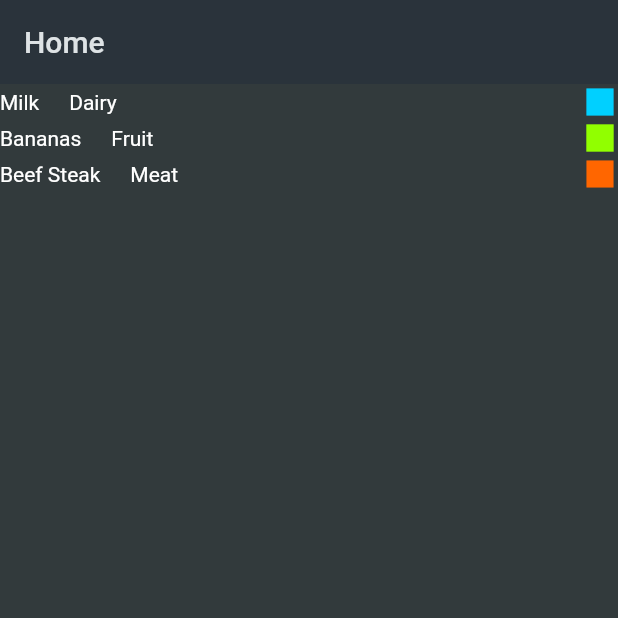
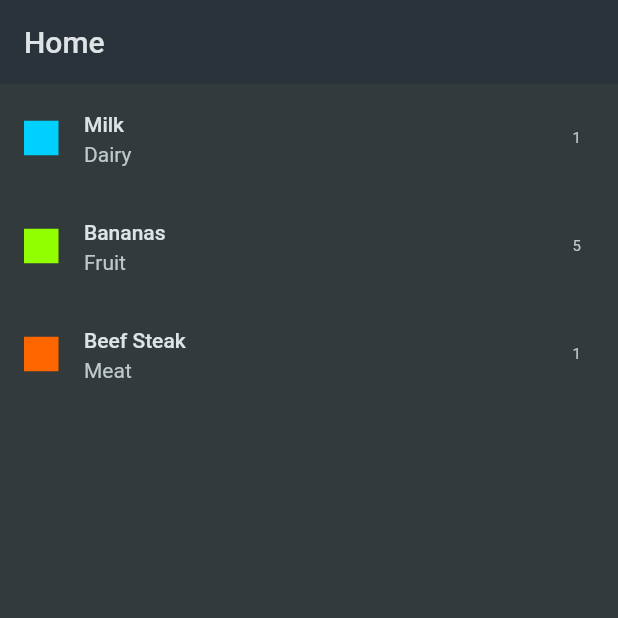
Before and after one commit to immortalAbdul01/Shoping-app, a Flutter app: the screen it shows after launch, on a phone screen of 412 x 824 dp, the top half of it. Run offline on Flutter 3.47's test engine with Material 2 defaults, Android fonts, the phone set to English and light mode, and no system bars.

Commit message:
update in ui

```diff
--- a/lib/screens/home_screen.dart
+++ b/lib/screens/home_screen.dart
@@ -8,28 +8,20 @@ class Home extends StatelessWidget {
   @override
   Widget build(BuildContext context) {
     return (Scaffold(
-      appBar: AppBar(
-        title: const Text('Home'),
-      ),
-      body: Column(
-        children: [
-          for (final item in groceryItems)
-            Row(
-              children: [
-                Text(item.name),
-                const SizedBox(
-                  width: 20,
-                ),
-                Text(item.category.title),
-                const Spacer(),
-                Icon(
-                  Icons.square,
-                  color: item.category.color,
-                )
-              ],
-            )
-        ],
-      ),
-    ));
+        appBar: AppBar(
+          title: const Text('Home'),
+        ),
+        body: ListView.builder(
+            itemCount: groceryItems.length,
+            itemBuilder: (ctx, index) => ListTile(
+                  title: Text(groceryItems[index].name),
+                  leading: Container(
+                    width: 23,
+                    height: 23,
+                    color: groceryItems[index].category.color,
+                  ),
+                  trailing: Text(groceryItems[index].quantity.toString()),
+                  subtitle: Text(groceryItems[index].category.title),
+                ))));
   }
 }
```
